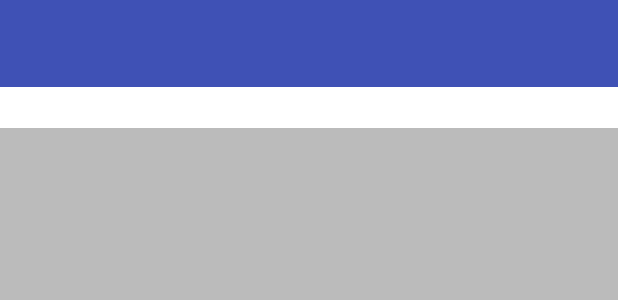
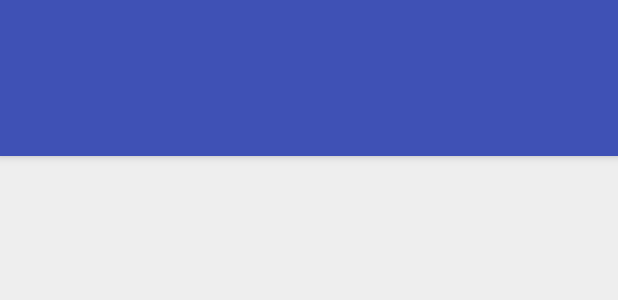
Before and after one commit to bosnian/curcon-android, an Android app: the layout activity_currency_overview.xml on its own in the app's theme, with its tools: preview values and no code run, on a phone screen of 412 x 824 dp. Shown: the top 300 px of the screen. Run offline under Robolectric (Android 15) with nearby library versions, the phone set to English and light mode, and no system bars; network calls fail.

```diff
--- a/app/build.gradle
+++ b/app/build.gradle
@@ -40,4 +40,5 @@ dependencies {
     compile 'com.squareup.okhttp3:okhttp:3.2.0'
     compile 'com.github.PhilJay:MPAndroidChart:v2.2.4'
     compile 'com.android.support:support-v4:22.2.0'
+    compile 'com.android.support:design:22.2.0'
 }
--- a/app/src/main/java/ba/fit/app/hci_ammarhadzic/Adapters/CurrencyQuotesAdapter.java
+++ b/app/src/main/java/ba/fit/app/hci_ammarhadzic/Adapters/CurrencyQuotesAdapter.java
@@ -17,12 +17,11 @@ import butterknife.ButterKnife;
  * Created by ammar on 4/5/16.
  */
 public class CurrencyQuotesAdapter extends BaseAdapter {
-    private Activity mContext;
     private LayoutInflater mLayoutInflater = null;
     private int currencyID = 0;
     public CurrencyQuotesAdapter(Activity context,int currencyID) {
         this.currencyID = currencyID;
-        mContext = context;
+        Activity mContext = context;
         mLayoutInflater = (LayoutInflater) mContext
                 .getSystemService(Context.LAYOUT_INFLATER_SERVICE);
     }
--- a/app/src/main/java/ba/fit/app/hci_ammarhadzic/Adapters/CurrencyTypeListAdapter.java
+++ b/app/src/main/java/ba/fit/app/hci_ammarhadzic/Adapters/CurrencyTypeListAdapter.java
@@ -64,8 +64,7 @@ public class CurrencyTypeListAdapter extends BaseAdapter {
      * Bind properties to view
      */
     static class ViewHolder {
-        @Bind(R.id.name)
-        TextView name;
+        @Bind(R.id.name) TextView name;
         @Bind(R.id.code) TextView code;
 
         public ViewHolder(View view) {
--- a/app/src/main/java/ba/fit/app/hci_ammarhadzic/Tasks/PrepareDataInterface.java
+++ b/app/src/main/java/ba/fit/app/hci_ammarhadzic/Tasks/PrepareDataTaskInterface.java
@@ -3,6 +3,6 @@ package ba.fit.app.hci_ammarhadzic.Tasks;
 /**
  * Created by ammar on 4/6/16.
  */
-public interface PrepareDataInterface {
+public interface PrepareDataTaskInterface {
     void prepareDataFinished(Boolean finished);
 }
--- a/app/src/main/res/layout/activity_currency_overview.xml
+++ b/app/src/main/res/layout/activity_currency_overview.xml
@@ -1,35 +1,33 @@
-<LinearLayout
+<android.support.design.widget.CoordinatorLayout
     xmlns:android="http://schemas.android.com/apk/res/android"
-    xmlns:tools="http://schemas.android.com/tools"
+    xmlns:app="http://schemas.android.com/apk/res-auto"
+    android:background="#EEEEEE"
     android:layout_width="match_parent"
-    android:layout_height="match_parent"
-    tools:context=".Activities.CurrencyOverviewActivity"
-    android:background="#BBBBBB"
-    android:orientation="vertical">
-
-    <android.support.v7.widget.Toolbar
-        android:id="@+id/toolbar"
-        android:layout_width="match_parent"
-        android:layout_height="58dp"
-        android:background="?attr/colorPrimary"
-        android:minHeight="?attr/actionBarSize">
-    </android.support.v7.widget.Toolbar>
+    android:layout_height="match_parent">
 
 
-    <android.support.v4.view.ViewPager xmlns:android="http://schemas.android.com/apk/res/android"
-        xmlns:tools="http://schemas.android.com/tools"
+    <android.support.design.widget.AppBarLayout
+        android:layout_height="wrap_content"
+        android:layout_width="match_parent">
+
+        <android.support.v7.widget.Toolbar
+            android:id="@+id/toolbar"
+            android:layout_height="wrap_content"
+            android:layout_width="match_parent"
+            app:layout_scrollFlags="scroll|enterAlways"/>
+
+        <android.support.design.widget.TabLayout
+            android:id="@+id/tablayout"
+            android:layout_height="wrap_content"
+            android:layout_width="match_parent"
+            app:layout_scrollFlags="scroll|enterAlways"/>
+
+    </android.support.design.widget.AppBarLayout>
+
+    <android.support.v4.view.ViewPager
+        android:layout_height="wrap_content"
+        android:layout_width="match_parent"
         android:id="@+id/container"
-        android:layout_width="match_parent"
-        android:layout_height="match_parent">
+        app:layout_behavior="@string/appbar_scrolling_view_behavior" />
 
-        <android.support.v4.view.PagerTitleStrip
-            android:id="@+id/pager_title_strip"
-            android:layout_width="match_parent"
-            android:layout_height="wrap_content"
-            android:layout_gravity="top"
-            android:background="#fff"
-            android:textColor="?attr/colorPrimaryDark"
-            android:paddingTop="4dp"
-            android:paddingBottom="4dp" />
-    </android.support.v4.view.ViewPager>
-</LinearLayout>
+</android.support.design.widget.CoordinatorLayout>
```
Also changed, not shown: app/src/main/java/ba/fit/app/hci_ammarhadzic/Activities/CurrencyOverviewActivity.java (+7 -6 lines), app/src/main/java/ba/fit/app/hci_ammarhadzic/Activities/MainActivity.java (+12 -7 lines), app/src/main/java/ba/fit/app/hci_ammarhadzic/Fragments/CurrencyWeekOverviewFragment.java (+15 -8 lines), app/src/main/java/ba/fit/app/hci_ammarhadzic/Managers/Repository.java (+19 -13 lines), app/src/main/java/ba/fit/app/hci_ammarhadzic/Managers/StorageManager.java (+14 -6 lines), app/src/main/java/ba/fit/app/hci_ammarhadzic/Models/CurrencyQuote.java (+9 -0 lines), app/src/main/java/ba/fit/app/hci_ammarhadzic/Models/Realm/CurrencyDate.java (+12 -0 lines), app/src/main/java/ba/fit/app/hci_ammarhadzic/Tasks/CacheDataTask.java (added, +57 -0 lines), app/src/main/java/ba/fit/app/hci_ammarhadzic/Tasks/PrepareDataTask.java (renamed from app/src/main/java/ba/fit/app/hci_ammarhadzic/Tasks/PrepareData.java, +33 -18 lines), app/src/main/res/layout/fragment_currency_overview.xml (+5 -3 lines), app/src/main/res/layout/fragment_currency_week_overview.xml (+10 -17 lines).
